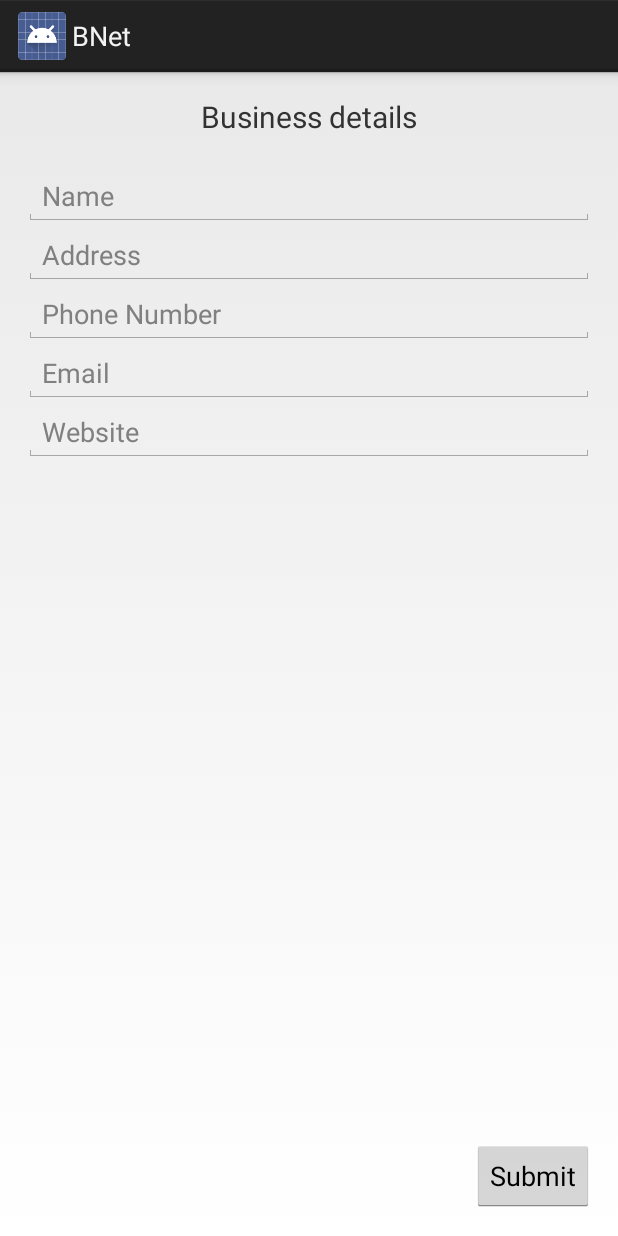
After one commit to aviyay/JavaProject, an Android app: the BusinessEditor screen opened directly, with no data from a screen before it, on a phone screen of 412 x 824 dp. The commit adds this screen. Run offline under Robolectric (Android 15) with nearby library versions, the phone set to English and light mode, and no system bars.

Commit message:
Started BusinessEditor and ViewBusiness

```diff
--- /dev/null
+++ b/app/src/main/java/com/bnet/data/controller/BusinessEditor.java
@@ -0,0 +1,15 @@
+package com.bnet.data.controller;
+
+import android.app.Activity;
+import android.os.Bundle;
+
+import com.bnet.data.R;
+
+public class BusinessEditor extends Activity {
+
+    @Override
+    protected void onCreate(Bundle savedInstanceState) {
+        super.onCreate(savedInstanceState);
+        setContentView(R.layout.activity_business_editor);
+    }
+}
--- /dev/null
+++ b/app/src/main/res/layout/activity_business_editor.xml
@@ -0,0 +1,94 @@
+<?xml version="1.0" encoding="utf-8"?>
+<RelativeLayout xmlns:android="http://schemas.android.com/apk/res/android"
+    xmlns:tools="http://schemas.android.com/tools"
+    android:id="@+id/activity_business_editor"
+    android:layout_width="match_parent"
+    android:layout_height="match_parent"
+    android:paddingBottom="@dimen/activity_vertical_margin"
+    android:paddingLeft="@dimen/activity_horizontal_margin"
+    android:paddingRight="@dimen/activity_horizontal_margin"
+    android:paddingTop="@dimen/activity_vertical_margin"
+    tools:context="com.bnet.data.controller.BusinessEditor">
+
+    <TextView
+        android:text="Business details"
+        android:layout_width="wrap_content"
+        android:layout_height="wrap_content"
+        android:id="@+id/headerLabel"
+        android:textSize="20dp"
+        android:layout_alignParentTop="true"
+        android:layout_centerHorizontal="true" />
+
+    <EditText
+        android:layout_width="wrap_content"
+        android:layout_height="wrap_content"
+        android:inputType="text"
+        android:ems="10"
+        android:layout_marginTop="20dp"
+        android:layout_below="@id/headerLabel"
+        android:id="@+id/nameField"
+        android:hint="@string/business_name_hint"
+        android:layout_alignParentRight="true"
+        android:layout_alignParentEnd="true"
+        android:layout_alignParentLeft="true"
+        android:layout_alignParentStart="true" />
+
+    <EditText
+        android:layout_width="wrap_content"
+        android:layout_height="wrap_content"
+        android:inputType="textPostalAddress"
+        android:id="@+id/addressField"
+        android:layout_below="@id/nameField"
+        android:layout_alignParentLeft="true"
+        android:layout_alignParentStart="true"
+        android:hint="@string/business_address_hint"
+        android:layout_alignParentRight="true"
+        android:layout_alignParentEnd="true" />
+
+    <EditText
+        android:layout_width="wrap_content"
+        android:layout_height="wrap_content"
+        android:inputType="phone"
+        android:id="@+id/phoneField"
+        android:layout_below="@id/addressField"
+        android:layout_alignParentLeft="true"
+        android:layout_alignParentStart="true"
+        android:layout_alignParentRight="true"
+        android:layout_alignParentEnd="true"
+        android:hint="@string/business_phone_hint" />
+
+    <EditText
+        android:layout_width="wrap_content"
+        android:layout_height="wrap_content"
+        android:inputType="textEmailAddress"
+android:layout_below="@id/phoneField"
+        android:layout_alignParentLeft="true"
+        android:layout_alignParentStart="true"
+        android:id="@+id/emailField"
+        android:layout_alignParentRight="true"
+        android:layout_alignParentEnd="true"
+        android:hint="@string/business_email_hint" />
+
+    <EditText
+        android:layout_width="wrap_content"
+        android:layout_height="wrap_content"
+        android:inputType="textWebEditText"
+        android:layout_below="@id/emailField"
+        android:layout_alignParentLeft="true"
+        android:layout_alignParentStart="true"
+        android:id="@+id/websiteField"
+        android:layout_alignParentRight="true"
+        android:layout_alignParentEnd="true"
+        android:hint="@string/business_website_hint" />
+
+    <Button
+        android:text="@string/submit_button_string"
+        android:layout_width="wrap_content"
+        android:layout_height="wrap_content"
+        android:layout_alignParentBottom="true"
+        android:layout_alignParentRight="true"
+        android:layout_alignParentEnd="true"
+        android:id="@+id/submitBtn" />
+
+
+</RelativeLayout>
--- a/app/src/main/res/values/strings.xml
+++ b/app/src/main/res/values/strings.xml
@@ -8,5 +8,14 @@
     <string name="empty_fields_msg">Some of the fields are empty!</string>
     <string name="username_is_taken_msg">Username is already taken!</string>
     <string name="password_or_username_incorrect">Password or Username Incorrect</string>
+    <string name="add_business_button">Add Business</string>
+    <string name="add_activity_button">Add Activity</string>
+    <string name="title_activity_view_business">Busniesss</string>
+    <string name="business_name_hint">Name</string>
+    <string name="business_address_hint">Address</string>
+    <string name="business_phone_hint">Phone Number</string>
+    <string name="business_email_hint">Email</string>
+    <string name="business_website_hint">Website</string>
+    <string name="submit_button_string">Submit</string>
 
 </resources>
```
Also changed, not shown: app/src/main/AndroidManifest.xml (+18 -1 lines), app/src/main/java/com/bnet/data/controller/MainActivity.java (+6 -4 lines), app/src/main/java/com/bnet/data/controller/Menu.java (added, +29 -0 lines), app/src/main/java/com/bnet/data/controller/ViewBusiness.java (added, +24 -0 lines), app/src/main/res/layout/activity_menu.xml (added, +28 -0 lines), app/src/main/res/layout/activity_view_business.xml (added, +20 -0 lines), 1 other file.
